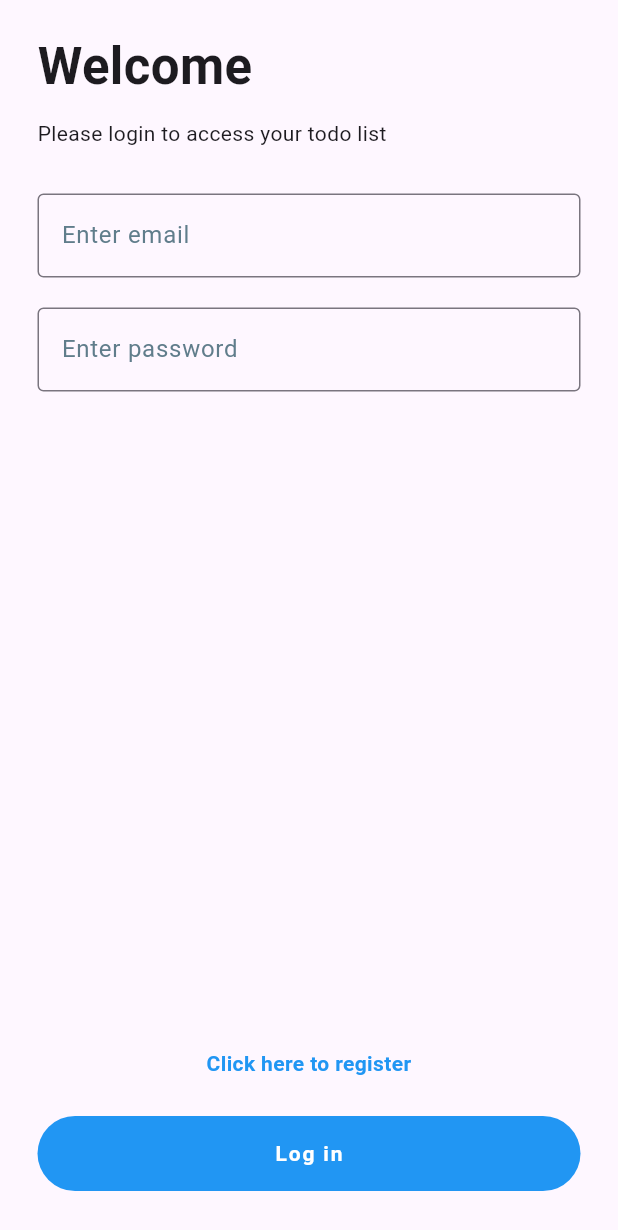
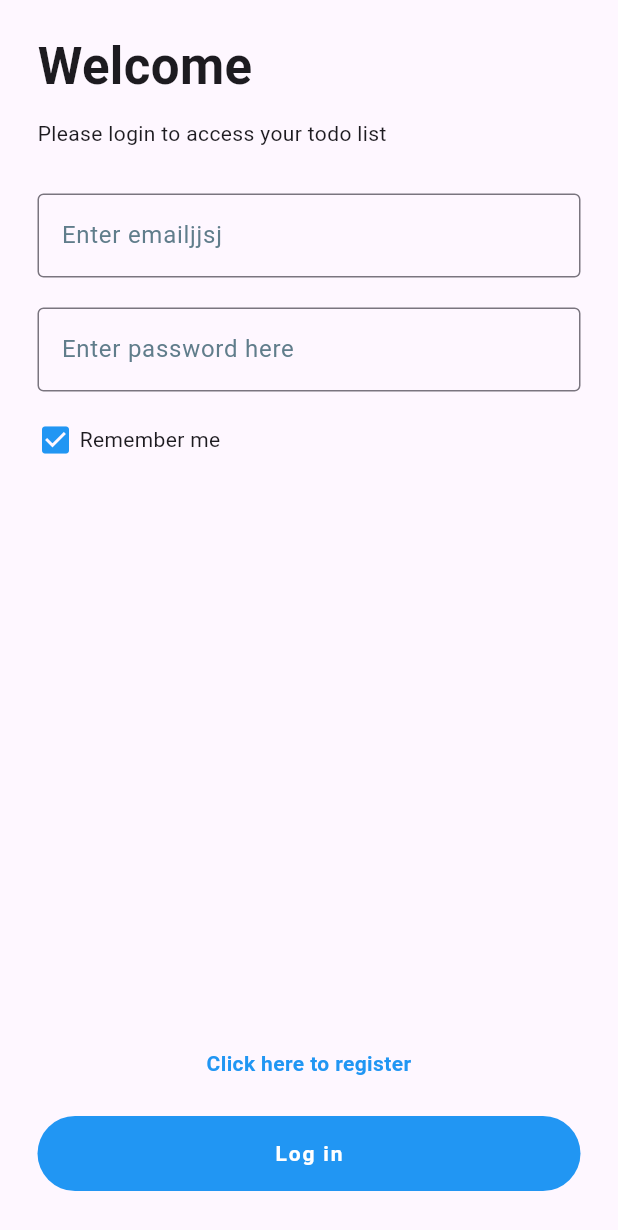
Before and after one commit to buyka98/alpha23, a Flutter app: the screen it shows after launch, on a phone screen of 412 x 824 dp. Shown: the top 1230 px of the screen. Run offline on Flutter 3.47's test engine with Material 2 defaults, Android fonts, the light colour scheme and no system bars; our stand-ins replace bloc, cloud_firestore, firebase_auth, firebase_core, flutter_bloc, go_router and 1 more; accounts and stored records are empty.

Commit message:
remember me

```diff
--- a/lib/screens/auth/login_screen.dart
+++ b/lib/screens/auth/login_screen.dart
@@ -1,7 +1,6 @@
-import 'package:alpha23/bloc/auth_cubit.dart';
+import 'package:alpha23/cache.dart';
 import 'package:alpha23/screens/auth/register_screen.dart';
 import 'package:flutter/material.dart';
-import 'package:flutter_bloc/flutter_bloc.dart';
 
 class LoginScreen extends StatefulWidget {
   const LoginScreen({super.key});
@@ -13,6 +12,16 @@ class LoginScreen extends StatefulWidget {
 class _LoginScreenState extends State<LoginScreen> {
   TextEditingController emailController = TextEditingController();
   TextEditingController passwordController = TextEditingController();
+  bool isRemember = true;
+
+  @override
+  void initState() {
+    if (cache.isRemember) {
+      emailController.text = cache.rememberEmail!;
+      passwordController.text = cache.rememberPassword!;
+    }
+    super.initState();
+  }
 
   @override
   Widget build(BuildContext context) {
@@ -47,7 +56,7 @@ class _LoginScreenState extends State<LoginScreen> {
                         keyboardType: TextInputType.emailAddress,
                         autovalidateMode: AutovalidateMode.onUserInteraction,
                         decoration: InputDecoration(
-                          labelText: "Enter email",
+                          labelText: "Enter emailjjsj",
                         ),
                         onFieldSubmitted: (value) {
                           print("done $value");
@@ -62,24 +71,50 @@ class _LoginScreenState extends State<LoginScreen> {
                       ),
                       SizedBox(height: 20),
                       TextFormField(
+                        obscureText: true,
                         controller: passwordController,
                         keyboardType: TextInputType.visiblePassword,
-                        autovalidateMode: AutovalidateMode.onUserInteraction,
                         decoration: InputDecoration(
-                          labelText: "Enter password",
+                          labelText: "Enter password here",
+                          hintText: "hint here",
                         ),
                         onFieldSubmitted: (value) {
                           print("done $value");
                         },
+                        autovalidateMode: AutovalidateMode.onUserInteraction,
                         validator: (value) {
-                          if (value == null || value.isEmpty) {
+                          if (value == null || value.isEmpty || value.length < 3) {
                             return "Please enter your password";
                           } else {
                             return null;
                           }
                         },
                       ),
-                      SizedBox(height: 20),
+                      const SizedBox(height: 20),
+                      InkWell(
+                        onTap: () {
+                          setState(() {
+                            isRemember = !isRemember;
+                          });
+                        },
+                        child: IntrinsicHeight(
+                          child: Row(
+                            mainAxisSize: MainAxisSize.min,
+                            children: [
+                              isRemember
+                                  ? Icon(
+                                      Icons.check_box,
+                                      color: Colors.blue,
+                                    )
+                                  : Icon(Icons.check_box_outline_blank_rounded),
+                              Padding(
+                                padding: const EdgeInsets.symmetric(horizontal: 4.0),
+                                child: Text("Remember me"),
+                              ),
+                            ],
+                          ),
+                        ),
+                      ),
                     ],
                   ),
                 ),
@@ -103,10 +138,11 @@ class _LoginScreenState extends State<LoginScreen> {
                 InkWell(
                   onTap: () {
                     FocusScope.of(context).unfocus();
-                    context.read<AuthCubit>().login(
-                          email: emailController.text,
-                          password: passwordController.text,
-                        );
+                    cache.rememberUser(isRemember, email: emailController.text, password: passwordController.text);
+                    // context.read<AuthCubit>().login(
+                    //       email: emailController.text,
+                    //       password: passwordController.text,
+                    //     );
                   },
                   child: Container(
                       padding: EdgeInsets.symmetric(vertical: 15),
```
Also changed, not shown: lib/cache.dart (added, +46 -0 lines), lib/main.dart (+3 -4 lines).
